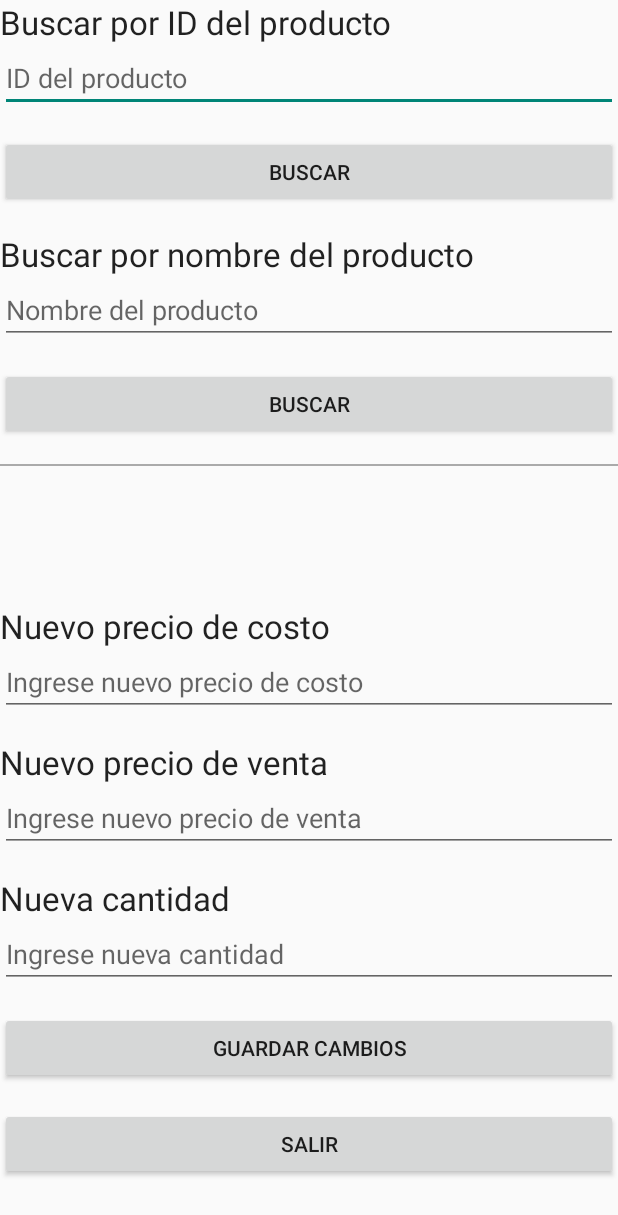
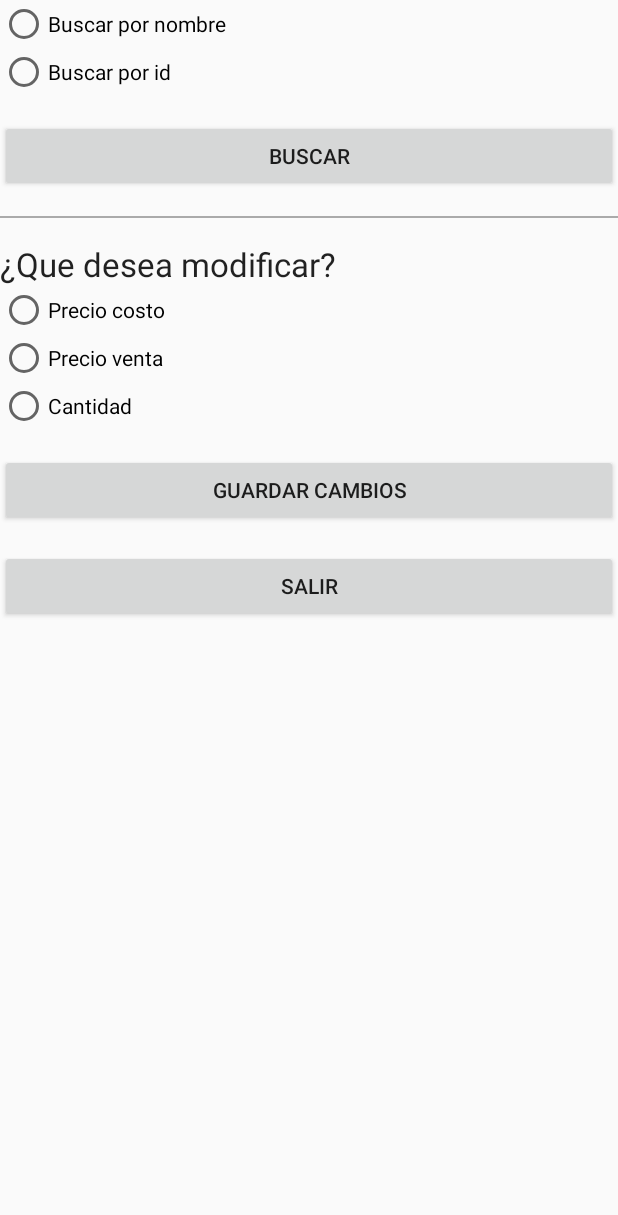
Before and after one commit to MarielaSolanoG/Tar01-Android-Prog-movil-1, an Android app built with Jetpack Compose: the ModifyProductActivity screen opened directly, with no data from a screen before it, after a tap on "GUARDAR CAMBIOS", on a phone screen of 412 x 824 dp. Shown: the top 1215 px of the screen. Run offline under Robolectric (Android 15) with nearby library versions, the light colour scheme and no system bars; 2 statements that could not run were skipped.

Commit message:
--Cambios en interfaz y funcionalidad completa modify

```diff
--- a/app/src/main/java/com/example/tooltracker/ModifyProductActivity.java
+++ b/app/src/main/java/com/example/tooltracker/ModifyProductActivity.java
@@ -4,6 +4,8 @@ import android.app.Activity;
 import android.os.Bundle;
 import android.view.View;
 import android.widget.EditText;
+import android.widget.RadioButton;
+import android.widget.RadioGroup;
 import android.widget.Toast;
 
 import java.util.ArrayList;
@@ -11,52 +13,150 @@ import java.util.List;
 
 public class ModifyProductActivity extends Activity {
 
-    private EditText editTextSearch;
+    private RadioGroup radioGroup;
+    private RadioGroup radioGroupChange;
+    private EditText editTextSearchId;
+    private EditText editTextSearchName;
+    private EditText editTextChangeProductCost;
+    private EditText editTextChangeProductSale;
+    private EditText editTextChangeProductQuantity;
     private ProductManager productManager;
     private ArrayList<Product> allProducts;
-    private List<Product> filteredProducts;
+    public int idProductoEncontrado;
+
     @Override
     protected void onCreate(Bundle savedInstanceState) {
         super.onCreate(savedInstanceState);
         setContentView(R.layout.activity_modify_product);
-        editTextSearch = findViewById(R.id.editTextProductId);
+        editTextSearchId = findViewById(R.id.editTextProductId);
+        editTextSearchName = findViewById(R.id.editTextProductName);
+        editTextChangeProductCost = findViewById(R.id.editTextCostPrice);
+        editTextChangeProductSale = findViewById(R.id.editTextSalePrice);
+        editTextChangeProductQuantity = findViewById(R.id.editTextQuantity);
         productManager = MyApplication.getProductManager();
 
+        editTextSearchId.setVisibility(View.GONE);
+        editTextSearchName.setVisibility(View.GONE);
+        editTextChangeProductCost.setVisibility(View.GONE);
+        editTextChangeProductSale.setVisibility(View.GONE);
+        editTextChangeProductQuantity.setVisibility(View.GONE);
+
+        radioGroup = findViewById(R.id.radioGroup);
+        radioGroupChange = findViewById(R.id.radioGroupCambiar);
+
         allProducts = new ArrayList<>(productManager.getProductList());
-        filteredProducts = new ArrayList<>();
+        radioGroup.setOnCheckedChangeListener((group, checkedId) -> {
+            RadioButton radioButton = findViewById(checkedId);
+            String selectedOption = radioButton.getText().toString();
+            // Verificar si se seleccionó "Todos los productos"
+            if (selectedOption.equals("Buscar por nombre")) {
+                editTextSearchName.setVisibility(View.VISIBLE);
+                editTextSearchId.setVisibility(View.GONE);
+            } else {
+                editTextSearchId.setVisibility(View.VISIBLE);
+                editTextSearchName.setVisibility(View.GONE);
+            }
+        });
+
+        radioGroupChange.setOnCheckedChangeListener((group, checkedId) -> {
+            RadioButton radioButton = findViewById(checkedId);
+            String selectedOptionChange = radioButton.getText().toString();
+            editTextChangeProductCost.setVisibility(View.GONE);
+            editTextChangeProductSale.setVisibility(View.GONE);
+            editTextChangeProductQuantity.setVisibility(View.GONE);
+            // Verificar si se seleccionó "Todos los productos"
+            if (selectedOptionChange.equals("Precio costo")) {
+                editTextChangeProductCost.setVisibility(View.VISIBLE);
+            } else if (selectedOptionChange.equals("Precio venta")){
+                editTextChangeProductSale.setVisibility(View.VISIBLE);
+            }else{
+                editTextChangeProductQuantity.setVisibility(View.VISIBLE);
+            }
+        });
     }
+    public void onSearch(View view){
+        String selectedOption = ((RadioButton) findViewById(radioGroup.getCheckedRadioButtonId())).getText().toString();
+        String idDeleteText = editTextSearchId.getText().toString();
+        String nameDeleteText = editTextSearchName.getText().toString();
 
-    private void onSaveChanges(View view){
-        String idDeleteText = editTextSearch.getText().toString();
-        String productIdText = idDeleteText.toString();
+
+        if (selectedOption.equals("Buscar por nombre")) {
+            // Verificar si el ID del producto es válido
+            if (nameDeleteText.isEmpty()) {
+                // Mostrar un mensaje de error si el campo de ID del producto está vacío
+                Toast.makeText(this, "Ingrese el nombre del producto", Toast.LENGTH_SHORT).show();
+                return;
+            }
+            for (Product product : allProducts) {
+                if (product.getName().equals(nameDeleteText)){
+                    idProductoEncontrado = product.getProductId();
+                    System.out.println(idProductoEncontrado);
+                    Toast.makeText(this, "Busqueda exitosa", Toast.LENGTH_SHORT).show();
+                    break;
+                }else{
+                    Toast.makeText(this, "Busqueda fallida el nombre no existe o no es correcto", Toast.LENGTH_SHORT).show();
+                }
+            }
+        }else{
+            if (idDeleteText.isEmpty()) {
+                // Mostrar un mensaje de error si el campo de ID del producto está vacío
+                Toast.makeText(this, "Ingrese el ID del producto", Toast.LENGTH_SHORT).show();
+                return;
+            }
+            for (Product product : allProducts) {
+                if (product.getProductId() == Integer.parseInt(idDeleteText)){
+                    idProductoEncontrado = product.getProductId();
+                    System.out.println(idProductoEncontrado);
+                    Toast.makeText(this, "Busqueda exitosa", Toast.LENGTH_SHORT).show();
+                    break;
+                }else{
+                    Toast.makeText(this, "Busqueda fallida el id no existe o no es correcto", Toast.LENGTH_SHORT).show();
+                }
+            }
+        }
+    }
+    public void onSaveChanges(View view){
+        String selectedOptionChange = ((RadioButton) findViewById(radioGroupChange.getCheckedRadioButtonId())).getText().toString();
         EditText costPriceEditText = findViewById(R.id.editTextCostPrice);
         EditText salePriceEditText = findViewById(R.id.editTextSalePrice);
         EditText quantityEditText = findViewById(R.id.editTextQuantity);
+        System.out.println("AQUI SE SUPONE ES EL SEGUNDO PRINT ID ");
+        System.out.println(idProductoEncontrado);
+        Product productoEncontrado = allProducts.get(idProductoEncontrado);
 
-        int quantitySold = Integer.parseInt(quantityEditText.getText().toString());
-        float priceCost = Float.parseFloat(costPriceEditText.getText().toString());
-        float priceSale = Float.parseFloat(salePriceEditText.getText().toString());
+        switch (selectedOptionChange) {
+            case "Precio costo":
+                if (costPriceEditText.getText().toString().isEmpty()) {
+                    // Mostrar un mensaje de error si el campo de ID del producto está vacío
+                    Toast.makeText(this, "Ingrese el nuevo precio costo del producto", Toast.LENGTH_SHORT).show();
+                    return;
+                }
+                float priceCost = Float.parseFloat(costPriceEditText.getText().toString());
+                productoEncontrado.setPriceCost(priceCost);
+                Toast.makeText(this, "se cambió el precio costo", Toast.LENGTH_SHORT).show();
+                break;
+            case "Precio venta":
+                if (salePriceEditText.getText().toString().isEmpty()) {
+                    // Mostrar un mensaje de error si el campo de ID del producto está vacío
+                    Toast.makeText(this, "Ingrese el nuevo precio venta del producto", Toast.LENGTH_SHORT).show();
+                    return;
+                }
+                float priceSale = Float.parseFloat(salePriceEditText.getText().toString());
+                productoEncontrado.setPriceSale(priceSale);
+                Toast.makeText(this, "se cambió el precio venta", Toast.LENGTH_SHORT).show();
+                break;
 
-        // Verificar si el ID del producto es válido
-        if (productIdText.isEmpty()) {
-            // Mostrar un mensaje de error si el campo de ID del producto está vacío
-            Toast.makeText(this, "Ingrese el ID del producto", Toast.LENGTH_SHORT).show();
-            return;
-        }
-
-        int productId = Integer.parseInt(productIdText);
-        // Verificar si el ID del producto ya existe en la lista de productos
-        ProductManager productManager = MyApplication.getProductManager();
-        List<Product> productList = productManager.getProductList();
-        for (int i = 0; i < productList.size(); i++) {
-            if (productList.get(i).getProductId() == Integer.parseInt(productIdText)){
-                productList.remove(i);
-
-
-                Toast.makeText(this, "Se cambio el producto", Toast.LENGTH_SHORT).show();
+            case "Cantidad":
+                if (quantityEditText.getText().toString().isEmpty()) {
+                    // Mostrar un mensaje de error si el campo de ID del producto está vacío
+                    Toast.makeText(this, "Ingrese la nueva cantidad del producto", Toast.LENGTH_SHORT).show();
+                    return;
+                }
+                int quantity = Integer.parseInt(quantityEditText.getText().toString());
+                productoEncontrado.setQuantity(quantity);
+                Toast.makeText(this, "se cambió la cantidad", Toast.LENGTH_SHORT).show();
+                break;
             }
-        }
-
 
     }
     public void onExitButtonClick(View view) {
--- a/app/src/main/res/layout/activity_modify_product.xml
+++ b/app/src/main/res/layout/activity_modify_product.xml
@@ -5,12 +5,25 @@
     android:layout_width="match_parent"
     android:layout_height="match_parent">
     <!-- Campo de búsqueda por ID del producto -->
-    <TextView
-        android:id="@+id/textViewProductId"
+
+    <RadioGroup
+        android:id="@+id/radioGroup"
         android:layout_width="match_parent"
         android:layout_height="wrap_content"
-        android:text="Buscar por ID del producto"
-        android:textAppearance="@android:style/TextAppearance.Material.Large" />
+        android:orientation="vertical">
+
+        <RadioButton
+            android:id="@+id/radioButtonPrecioCosto"
+            android:layout_width="wrap_content"
+            android:layout_height="wrap_content"
+            android:text="Buscar por nombre" />
+
+        <RadioButton
+            android:id="@+id/radioButtonPrecioVenta"
+            android:layout_width="wrap_content"
+            android:layout_height="wrap_content"
+            android:text="Buscar por id" />
+    </RadioGroup>
 
     <EditText
         android:id="@+id/editTextProductId"
@@ -20,20 +33,6 @@
         android:inputType="number"
         android:maxLines="1"
         android:singleLine="true" />
-    <Button
-        android:id="@+id/buttonSearchId"
-        android:layout_width="match_parent"
-        android:layout_height="wrap_content"
-        android:text="Buscar"
-        android:layout_marginTop="16dp" />
-    <!-- Campo de búsqueda por nombre del producto -->
-    <TextView
-        android:id="@+id/textViewProductName"
-        android:layout_width="match_parent"
-        android:layout_height="wrap_content"
-        android:text="Buscar por nombre del producto"
-        android:textAppearance="@android:style/TextAppearance.Material.Large"
-        android:layout_marginTop="16dp" />
 
     <EditText
         android:id="@+id/editTextProductName"
@@ -46,10 +45,11 @@
 
     <!-- Botón para buscar el producto -->
     <Button
-        android:id="@+id/buttonSearchName"
+        android:id="@+id/buttonSearch"
         android:layout_width="match_parent"
         android:layout_height="wrap_content"
         android:text="Buscar"
+        android:onClick="onSearch"
         android:layout_marginTop="16dp" />
 
     <!-- Separador visual -->
@@ -61,24 +61,38 @@
 
 
         <!-- Campo para mostrar y modificar el precio de costo -->
-    <ScrollView
-        android:layout_width="match_parent"
-        android:layout_height="92dp">
-
-        <LinearLayout
-            android:layout_width="match_parent"
-            android:layout_height="wrap_content"
-            android:orientation="vertical" />
-    </ScrollView>
-
     <TextView
-        android:id="@+id/textViewCostPrice"
+        android:id="@+id/textViewProduct"
         android:layout_width="match_parent"
         android:layout_height="wrap_content"
-        android:text="Nuevo precio de costo"
-        android:textAppearance="@android:style/TextAppearance.Material.Large" />
+        android:text="¿Que desea modificar?"
+        android:textAppearance="@android:style/TextAppearance.Material.Large"
+        android:layout_marginTop="16dp" />
 
-    <!-- Campo para mostrar y modificar el precio de venta -->
+    <RadioGroup
+        android:id="@+id/radioGroupCambiar"
+        android:layout_width="match_parent"
+        android:layout_height="wrap_content"
+        android:orientation="vertical">
+
+        <RadioButton
+            android:id="@+id/radioButtonChangePrecioCosto"
+            android:layout_width="wrap_content"
+            android:layout_height="wrap_content"
+            android:text="Precio costo" />
+
+        <RadioButton
+            android:id="@+id/radioButtonChangePrecioVenta"
+            android:layout_width="wrap_content"
+            android:layout_height="wrap_content"
+            android:text="Precio venta" />
+        <RadioButton
+            android:id="@+id/radioButtonChangeCantidad"
+            android:layout_width="wrap_content"
+            android:layout_height="wrap_content"
+            android:text="Cantidad" />
+    </RadioGroup>
+
     <EditText
         android:id="@+id/editTextCostPrice"
         android:layout_width="match_parent"
@@ -87,14 +101,6 @@
         android:inputType="numberDecimal"
         android:maxLines="1"
         android:singleLine="true" />
-
-    <TextView
-        android:id="@+id/textViewSalePrice"
-        android:layout_width="match_parent"
-        android:layout_height="wrap_content"
-        android:text="Nuevo precio de venta"
-        android:textAppearance="@android:style/TextAppearance.Material.Large"
-        android:layout_marginTop="16dp" />
 
     <EditText
         android:id="@+id/editTextSalePrice"
@@ -105,14 +111,6 @@
         android:maxLines="1"
         android:singleLine="true" />
 
-    <!-- Campo para mostrar y modificar la cantidad -->
-    <TextView
-        android:id="@+id/textViewQuantity"
-        android:layout_width="match_parent"
-        android:layout_height="wrap_content"
-        android:text="Nueva cantidad"
-        android:textAppearance="@android:style/TextAppearance.Material.Large"
-        android:layout_marginTop="16dp" />
 
     <EditText
         android:id="@+id/editTextQuantity"
```
